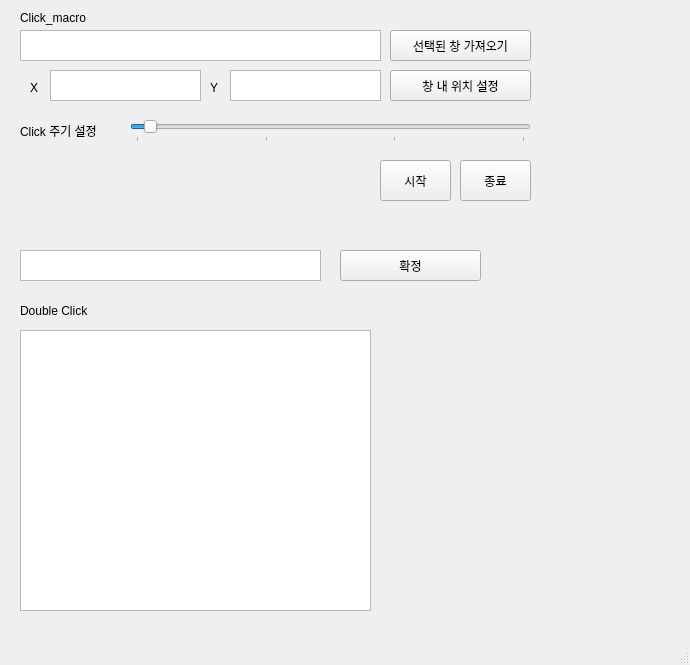
Before: the Qt Designer form ui/main_v1.0.ui in lazyduo/win-click-macro, drawn with Qt 5.
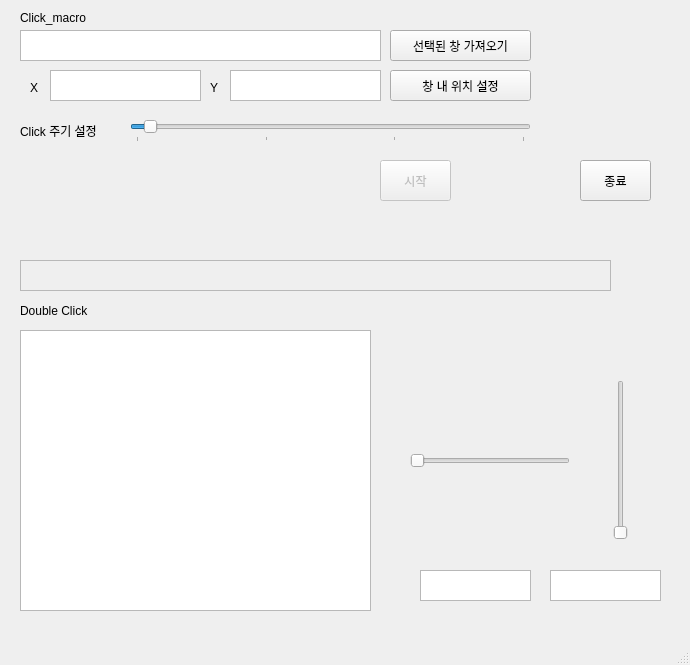
After: the same form once the commit is applied.

Patch:
```diff
--- a/ui/main_v1.0.ui
+++ b/ui/main_v1.0.ui
@@ -99,6 +99,9 @@
     </property>
    </widget>
    <widget class="QPushButton" name="pushButton_3">
+    <property name="enabled">
+     <bool>false</bool>
+    </property>
     <property name="geometry">
      <rect>
       <x>380</x>
@@ -114,7 +117,7 @@
    <widget class="QPushButton" name="pushButton_4">
     <property name="geometry">
      <rect>
-      <x>460</x>
+      <x>580</x>
       <y>160</y>
       <width>71</width>
       <height>41</height>
@@ -183,19 +186,6 @@
      </rect>
     </property>
    </widget>
-   <widget class="QPushButton" name="pushButton_5">
-    <property name="geometry">
-     <rect>
-      <x>340</x>
-      <y>250</y>
-      <width>141</width>
-      <height>31</height>
-     </rect>
-    </property>
-    <property name="text">
-     <string>확정</string>
-    </property>
-   </widget>
    <widget class="QLabel" name="label_5">
     <property name="geometry">
      <rect>
@@ -209,12 +199,61 @@
      <string>Double Click</string>
     </property>
    </widget>
-   <widget class="QListWidget" name="listWidget">
+   <widget class="QTextEdit" name="textEdit_4">
+    <property name="enabled">
+     <bool>false</bool>
+    </property>
     <property name="geometry">
      <rect>
       <x>20</x>
-      <y>250</y>
-      <width>301</width>
+      <y>260</y>
+      <width>591</width>
+      <height>31</height>
+     </rect>
+    </property>
+   </widget>
+   <widget class="QSlider" name="horizontalSlider_2">
+    <property name="geometry">
+     <rect>
+      <x>410</x>
+      <y>450</y>
+      <width>160</width>
+      <height>22</height>
+     </rect>
+    </property>
+    <property name="orientation">
+     <enum>Qt::Horizontal</enum>
+    </property>
+   </widget>
+   <widget class="QSlider" name="verticalSlider">
+    <property name="geometry">
+     <rect>
+      <x>610</x>
+      <y>380</y>
+      <width>22</width>
+      <height>160</height>
+     </rect>
+    </property>
+    <property name="orientation">
+     <enum>Qt::Vertical</enum>
+    </property>
+   </widget>
+   <widget class="QTextEdit" name="textEdit_6">
+    <property name="geometry">
+     <rect>
+      <x>420</x>
+      <y>570</y>
+      <width>111</width>
+      <height>31</height>
+     </rect>
+    </property>
+   </widget>
+   <widget class="QTextEdit" name="textEdit_7">
+    <property name="geometry">
+     <rect>
+      <x>550</x>
+      <y>570</y>
+      <width>111</width>
       <height>31</height>
      </rect>
     </property>
```
